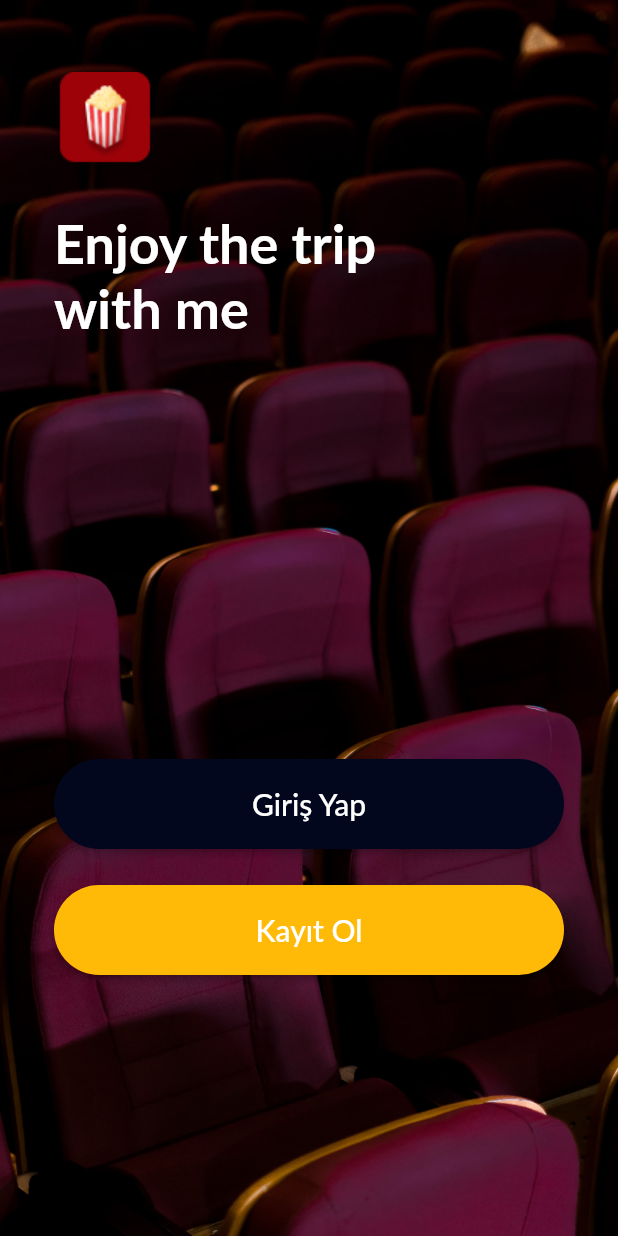
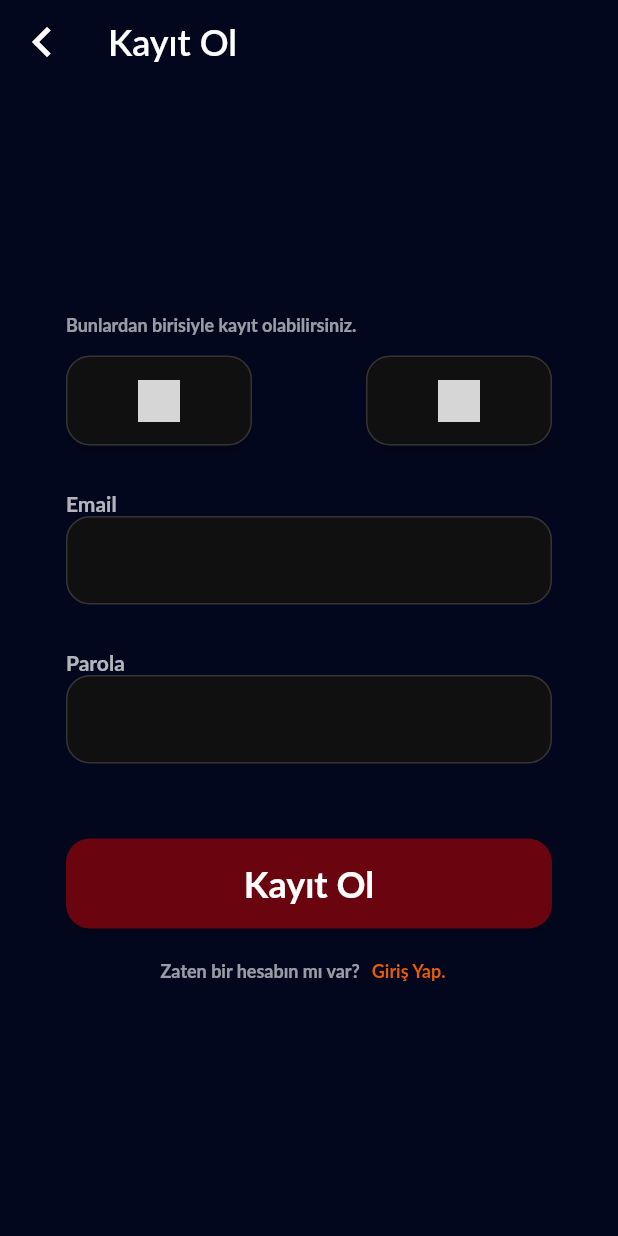
Before and after one commit to BurkClik/firebase_tutorial, a Flutter app: the screen it shows after launch, after a tap on "Kayıt Ol", on a phone screen of 412 x 824 dp. Run offline on Flutter 3.47's test engine with Material 2 defaults, Android fonts, the light colour scheme and no system bars; Roboto replaces fonts that are missing (Lato); grey boxes are pictures that could not be loaded.

Commit message:
Register Screen and Atomic Design

```diff
--- a/lib/screens/login.dart
+++ b/lib/screens/login.dart
@@ -2,6 +2,7 @@ import 'package:firebase_demo/screens/register.dart';
 import 'package:firebase_demo/widgets/auth_button.dart';
 import 'package:firebase_demo/widgets/auth_form_field.dart';
 import 'package:firebase_demo/widgets/auth_question.dart';
+import 'package:firebase_demo/widgets/auth_scaffold.dart';
 import 'package:firebase_demo/widgets/social_auth_button.dart';
 import 'package:flutter/material.dart';
 
@@ -15,26 +16,8 @@ class LoginScreen extends StatefulWidget {
 class _LoginScreenState extends State<LoginScreen> {
   @override
   Widget build(BuildContext context) {
-    return Scaffold(
-      backgroundColor: Color(0xFF03071E),
-      extendBodyBehindAppBar: true,
-      appBar: AppBar(
-        title: Text(
-          "Giriş Yap",
-          style: TextStyle(
-            fontSize: 24,
-            fontFamily: 'Lato',
-            fontWeight: FontWeight.w600,
-          ),
-        ),
-        leading: IconButton(
-          icon: Icon(
-            Icons.keyboard_arrow_left,
-            size: 40,
-          ),
-          onPressed: () => Navigator.of(context).pop(),
-        ),
-      ),
+    return AuthScaffold(
+      appBarTitle: "Giriş Yap",
       body: SafeArea(
         child: Padding(
           padding: EdgeInsets.symmetric(horizontal: 44.0),
@@ -59,8 +42,12 @@ class _LoginScreenState extends State<LoginScreen> {
                 child: Row(
                   mainAxisAlignment: MainAxisAlignment.spaceBetween,
                   children: [
-                    SocialAuthButton(),
-                    SocialAuthButton(),
+                    SocialAuthButton(
+                      iconName: "google",
+                    ),
+                    SocialAuthButton(
+                      iconName: "facebook",
+                    ),
                   ],
                 ),
               ),
@@ -96,7 +83,7 @@ class _LoginScreenState extends State<LoginScreen> {
                 ],
               ),
               Padding(
-                padding: EdgeInsets.only(top: 50, bottom: 12),
+                padding: EdgeInsets.only(top: 50, bottom: 4),
                 child: AuthButton(
                   buttonText: 'Giriş Yap',
                   onPressed: () {
@@ -108,6 +95,7 @@ class _LoginScreenState extends State<LoginScreen> {
                 questionText: "Bir hesabın yok mu?",
                 buttonText: "Kayıt Ol.",
                 nextRoute: RegisterScreen(),
+                exitRoute: this.widget,
               ),
             ],
           ),
--- a/lib/screens/register.dart
+++ b/lib/screens/register.dart
@@ -1,3 +1,9 @@
+import 'package:firebase_demo/screens/login.dart';
+import 'package:firebase_demo/widgets/auth_button.dart';
+import 'package:firebase_demo/widgets/auth_form_field.dart';
+import 'package:firebase_demo/widgets/auth_question.dart';
+import 'package:firebase_demo/widgets/auth_scaffold.dart';
+import 'package:firebase_demo/widgets/social_auth_button.dart';
 import 'package:flutter/material.dart';
 
 class RegisterScreen extends StatelessWidget {
@@ -5,8 +11,87 @@ class RegisterScreen extends StatelessWidget {
 
   @override
   Widget build(BuildContext context) {
-    return Scaffold(
-      body: Center(child: Text("ssdsd"),),
+    return AuthScaffold(
+      appBarTitle: "Kayıt Ol",
+      body: SafeArea(
+        child: Padding(
+          padding: EdgeInsets.symmetric(horizontal: 44.0),
+          child: Column(
+            crossAxisAlignment: CrossAxisAlignment.start,
+            mainAxisAlignment: MainAxisAlignment.center,
+            children: [
+              Padding(
+                padding: EdgeInsets.only(bottom: 14.0),
+                child: Text(
+                  "Bunlardan birisiyle kayıt olabilirsiniz.",
+                  style: TextStyle(
+                    color: Colors.white.withOpacity(0.6),
+                    fontSize: 12,
+                    fontFamily: 'Lato',
+                    fontWeight: FontWeight.w700,
+                  ),
+                ),
+              ),
+              Padding(
+                padding: EdgeInsets.only(bottom: 30.0),
+                child: Row(
+                  mainAxisAlignment: MainAxisAlignment.spaceBetween,
+                  children: [
+                    SocialAuthButton(),
+                    SocialAuthButton(),
+                  ],
+                ),
+              ),
+              Padding(
+                padding: EdgeInsets.only(bottom: 30.0),
+                child: Column(
+                  crossAxisAlignment: CrossAxisAlignment.start,
+                  children: [
+                    Text(
+                      "Email",
+                      style: TextStyle(
+                        color: Colors.white.withOpacity(0.7),
+                        fontFamily: 'Lato',
+                        fontWeight: FontWeight.w700,
+                      ),
+                    ),
+                    AuthFormField(),
+                  ],
+                ),
+              ),
+              Column(
+                crossAxisAlignment: CrossAxisAlignment.start,
+                children: [
+                  Text(
+                    "Parola",
+                    style: TextStyle(
+                      color: Colors.white.withOpacity(0.7),
+                      fontFamily: 'Lato',
+                      fontWeight: FontWeight.w700,
+                    ),
+                  ),
+                  AuthFormField(),
+                ],
+              ),
+              Padding(
+                padding: EdgeInsets.only(top: 50, bottom: 4),
+                child: AuthButton(
+                  buttonText: 'Kayıt Ol',
+                  onPressed: () {
+                    print("H");
+                  },
+                ),
+              ),
+              AuthQuestion(
+                questionText: "Zaten bir hesabın mı var?",
+                buttonText: "Giriş Yap.",
+                nextRoute: LoginScreen(),
+                exitRoute: this,
+              ),
+            ],
+          ),
+        ),
+      ),
     );
   }
 }
--- a/lib/screens/welcome.dart
+++ b/lib/screens/welcome.dart
@@ -1,5 +1,6 @@
 import 'package:firebase_demo/animations/animation_route.dart';
 import 'package:firebase_demo/screens/login.dart';
+import 'package:firebase_demo/screens/register.dart';
 import 'package:flutter/material.dart';
 
 // TODO: Responsive olarak düzenle!
@@ -50,7 +51,12 @@ class WelcomeScreen extends StatelessWidget {
                   buttonColor: Color(0xFFFFBA08),
                   buttonText: 'Kayıt Ol',
                   onPressed: () {
-                    print("Kayıt Ol");
+                    Navigator.of(context).push(
+                      enterExitRoute(
+                        this,
+                        RegisterScreen(),
+                      ),
+                    );
                   },
                 ),
               ],
--- a/lib/theme/constants.dart
+++ b/lib/theme/constants.dart
@@ -1 +1,5 @@
 import 'package:flutter/material.dart';
+
+///////////////////////////////////////
+// Welcome Screen
+///////////////////////////////////////
--- a/lib/widgets/auth_button.dart
+++ b/lib/widgets/auth_button.dart
@@ -4,16 +4,13 @@ class AuthButton extends StatelessWidget {
   final String buttonText;
   final Function onPressed;
 
-  const AuthButton({Key key, this.buttonText, this.onPressed}) : super(key: key);
+  const AuthButton({Key key, this.buttonText, this.onPressed})
+      : super(key: key);
 
   @override
   Widget build(BuildContext context) {
     return ElevatedButton(
-      child: Text(buttonText, style: TextStyle(
-        fontSize: 24,
-        fontFamily: 'Lato',
-        fontWeight: FontWeight.w700,
-      ),),
+      child: customButtonText,
       onPressed: onPressed,
       style: ElevatedButton.styleFrom(
           primary: Color(0xFF6A040F),
@@ -23,4 +20,13 @@ class AuthButton extends StatelessWidget {
           )),
     );
   }
+
+  Text get customButtonText => Text(
+        buttonText,
+        style: TextStyle(
+          fontSize: 24,
+          fontFamily: 'Lato',
+          fontWeight: FontWeight.w700,
+        ),
+      );
 }
--- a/lib/widgets/auth_question.dart
+++ b/lib/widgets/auth_question.dart
@@ -4,37 +4,54 @@ import 'package:flutter/material.dart';
 class AuthQuestion extends StatelessWidget {
   final String buttonText;
   final String questionText;
+  final Widget exitRoute;
   final Widget nextRoute;
 
-  const AuthQuestion({Key key, this.buttonText, this.questionText, this.nextRoute}) : super(key: key);
+  const AuthQuestion(
+      {Key key,
+      this.buttonText,
+      this.questionText,
+      this.nextRoute,
+      this.exitRoute})
+      : super(key: key);
   @override
   Widget build(BuildContext context) {
     return Row(
       mainAxisAlignment: MainAxisAlignment.center,
       children: [
-        Text(
-          questionText,
-          style: TextStyle(
-            color: Colors.white.withOpacity(0.6),
-            fontFamily: 'Lato',
-            fontSize: 12,
-            fontWeight: FontWeight.w700,
-          ),
-        ),
-        TextButton(
-          onPressed: () {
-            Navigator.of(context).push(enterExitRoute(this, nextRoute),);
-          },
-          child: Text(
-            buttonText,
-            style: TextStyle(
-                fontSize: 12, fontFamily: 'Lato', fontWeight: FontWeight.w700),
-          ),
-          style: TextButton.styleFrom(
-            primary: Color(0xFFE85D04),
-          ),
-        ),
+        customQuestionText,
+        customTextButton(context),
       ],
     );
   }
+
+  TextButton customTextButton(BuildContext context) {
+    return TextButton(
+      onPressed: () {
+        Navigator.of(context).push(
+          enterExitRoute(exitRoute, nextRoute),
+        );
+      },
+      child: navigateText,
+      style: TextButton.styleFrom(
+        primary: Color(0xFFE85D04),
+      ),
+    );
+  }
+
+  Text get navigateText => Text(
+        buttonText,
+        style: TextStyle(
+            fontSize: 12, fontFamily: 'Lato', fontWeight: FontWeight.w700),
+      );
+
+  Text get customQuestionText => Text(
+        questionText,
+        style: TextStyle(
+          color: Colors.white.withOpacity(0.6),
+          fontFamily: 'Lato',
+          fontSize: 12,
+          fontWeight: FontWeight.w700,
+        ),
+      );
 }
--- /dev/null
+++ b/lib/widgets/auth_scaffold.dart
@@ -0,0 +1,42 @@
+import 'package:firebase_demo/animations/animation_route.dart';
+import 'package:firebase_demo/screens/welcome.dart';
+import 'package:flutter/material.dart';
+
+class AuthScaffold extends StatelessWidget {
+  final Widget body;
+  final String appBarTitle;
+
+  const AuthScaffold({Key key, this.body, this.appBarTitle}) : super(key: key);
+
+  @override
+  Widget build(BuildContext context) {
+    return Scaffold(
+      backgroundColor: Color(0xFF03071E),
+      extendBodyBehindAppBar: true,
+      appBar: AppBar(
+        title: appBarText,
+        leading: appBarIconButton(context),
+      ),
+      body: body,
+    );
+  }
+
+  IconButton appBarIconButton(BuildContext context) {
+    return IconButton(
+      icon: Icon(
+        Icons.keyboard_arrow_left,
+        size: 40,
+      ),
+      onPressed: () => Navigator.of(context).pop(),
+    );
+  }
+
+  Text get appBarText => Text(
+        appBarTitle,
+        style: TextStyle(
+          fontSize: 24,
+          fontFamily: 'Lato',
+          fontWeight: FontWeight.w600,
+        ),
+      );
+}
--- a/lib/widgets/social_auth_button.dart
+++ b/lib/widgets/social_auth_button.dart
@@ -1,15 +1,15 @@
 import 'package:flutter/material.dart';
 
 class SocialAuthButton extends StatelessWidget {
-  const SocialAuthButton({
-    Key key,
-  }) : super(key: key);
+  final String iconName;
+
+  const SocialAuthButton({Key key, this.iconName}) : super(key: key);
 
   @override
   Widget build(BuildContext context) {
     return ElevatedButton(
       onPressed: () {},
-      child: Icon(Icons.snooze),
+      child: customButtonIcon,
       style: ElevatedButton.styleFrom(
         primary: Color(0xFF101010),
         side: BorderSide(
@@ -22,4 +22,10 @@ class SocialAuthButton extends StatelessWidget {
       ),
     );
   }
+
+  Image get customButtonIcon => Image.asset(
+        "assets/images/$iconName.png",
+        width: 28,
+        height: 28,
+      );
 }
```
Also changed, not shown: assets/images/facebook.png (added), assets/images/google.png (added).
